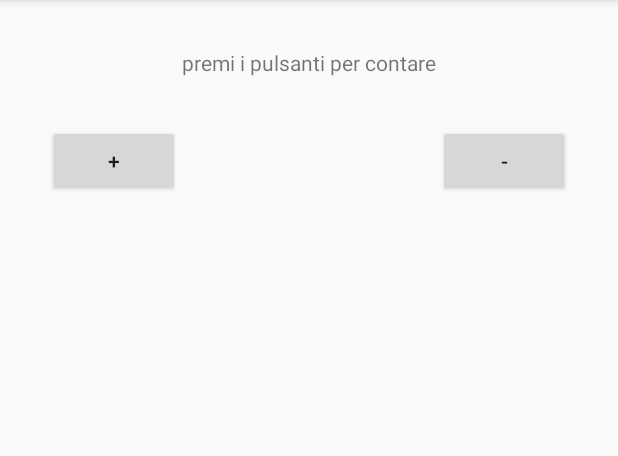
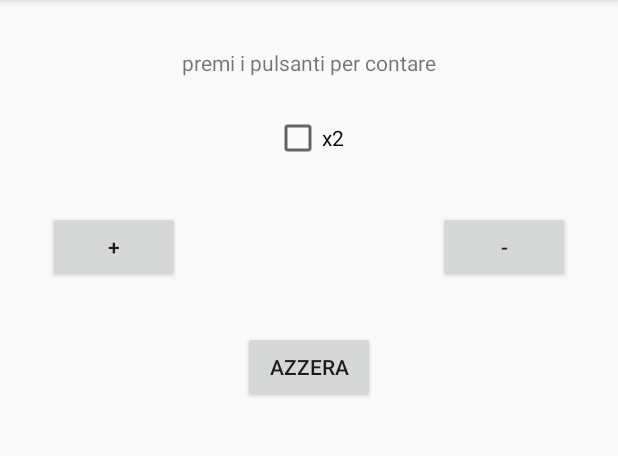
Before and after one commit to raffaelepalmiero95/Contatore, an Android app: the screen it shows after launch (MainActivity), on a phone screen of 412 x 824 dp, the part 84-540 px from its top. Run offline under Robolectric (Android 15) with nearby library versions, the phone set to English and light mode, and no system bars.

Commit message:
nuovo layout con azzeramento e raddoppio

```diff
--- a/app/src/main/res/layout/activity_main.xml
+++ b/app/src/main/res/layout/activity_main.xml
@@ -28,7 +28,7 @@
         app:layout_constraintHorizontal_bias="0.5"
         app:layout_constraintHorizontal_chainStyle="spread_inside"
         app:layout_constraintStart_toStartOf="parent"
-        app:layout_constraintTop_toBottomOf="@+id/textMessaggio" />
+        app:layout_constraintTop_toBottomOf="@+id/chkRaddoppia" />
 
     <TextView
         android:id="@+id/textMessaggio"
@@ -39,4 +39,24 @@
         app:layout_constraintLeft_toLeftOf="parent"
         app:layout_constraintRight_toRightOf="parent"
         app:layout_constraintTop_toTopOf="parent" />
+
+    <Button
+        android:id="@+id/btnAzzera"
+        android:layout_width="wrap_content"
+        android:layout_height="wrap_content"
+        android:layout_marginTop="32dp"
+        android:text="@string/azzera"
+        app:layout_constraintLeft_toLeftOf="parent"
+        app:layout_constraintRight_toRightOf="parent"
+        app:layout_constraintTop_toBottomOf="@+id/btnDiminuisci" />
+
+    <CheckBox
+        android:id="@+id/chkRaddoppia"
+        android:layout_width="wrap_content"
+        android:layout_height="33dp"
+        android:layout_marginTop="24dp"
+        android:text="@string/raddoppia"
+        app:layout_constraintLeft_toLeftOf="parent"
+        app:layout_constraintRight_toRightOf="parent"
+        app:layout_constraintTop_toBottomOf="@+id/textMessaggio" />
 </android.support.constraint.ConstraintLayout>
--- a/app/src/main/res/values/strings.xml
+++ b/app/src/main/res/values/strings.xml
@@ -4,4 +4,6 @@
     <string name="aumenta">+</string>
     <string name="messaggio">premi i pulsanti per contare</string>
     <string name="valore">il contatore vale: </string>
+    <string name="azzera">Azzera</string>
+    <string name="raddoppia">x2</string>
 </resources>
```
